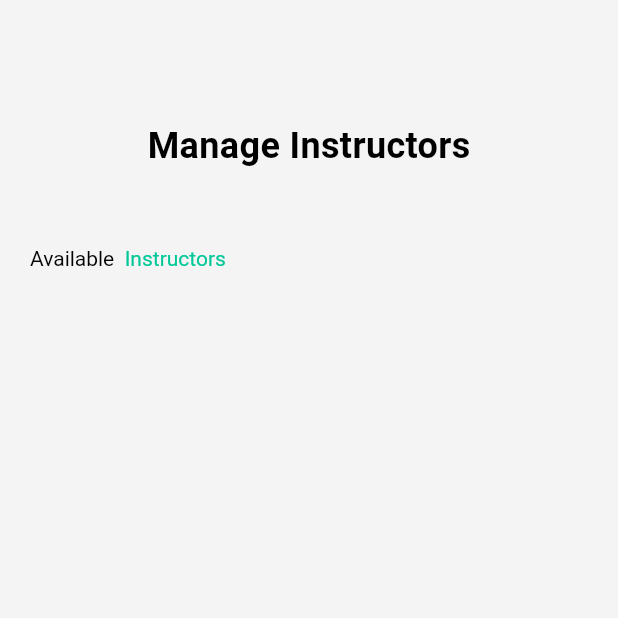
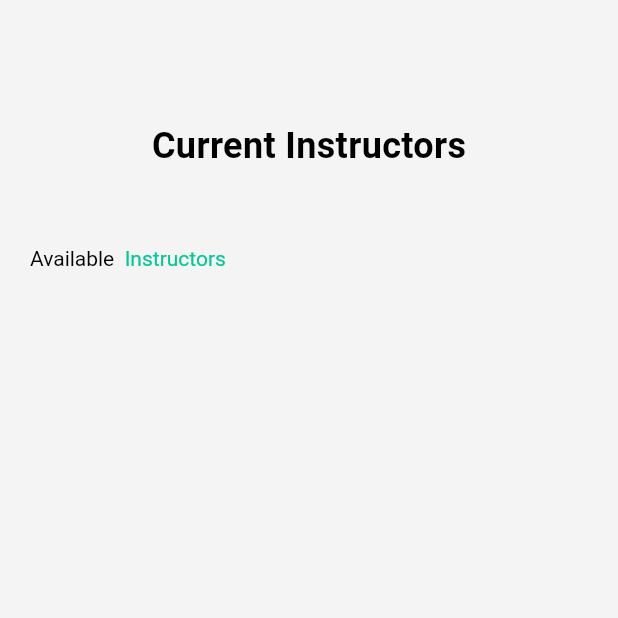
Before and after one commit to jali-k/flutter-st-admin-instructor, a Flutter app: the ExistingInstructorScreen screen opened directly, on a phone screen of 412 x 824 dp, the top half of it. Run offline on Flutter 3.47's test engine with Material 3 defaults, Android fonts, the phone set to English and light mode, and no system bars; our stand-ins replace cloud_firestore, firebase_core, gap, google_fonts; missing offline and left inert: flutter_email_sender; accounts and stored records are empty.

Commit message:
Change titles

```diff
--- a/lib/screens/entry_screen/add_marks.dart
+++ b/lib/screens/entry_screen/add_marks.dart
@@ -460,7 +460,7 @@ class _AddMarksState extends State<AddMarks> {
               const Gap(80),
               const Center(
                 child: Text(
-                  "Some Topic",
+                  "Add Marks",
                   style: TextStyle(
                       fontWeight: FontWeight.bold,
                       fontSize: 24,
--- a/lib/screens/instructor_screen/existing_instructor_screen.dart
+++ b/lib/screens/instructor_screen/existing_instructor_screen.dart
@@ -57,7 +57,7 @@ class _ExistingInstructorScreenState extends State<ExistingInstructorScreen> {
             const Gap(80),
             const Center(
               child: Text(
-                "Manage Instructors",
+                "Current Instructors",
                 style: TextStyle(
                     fontWeight: FontWeight.bold,
                     fontSize: 24,
```
